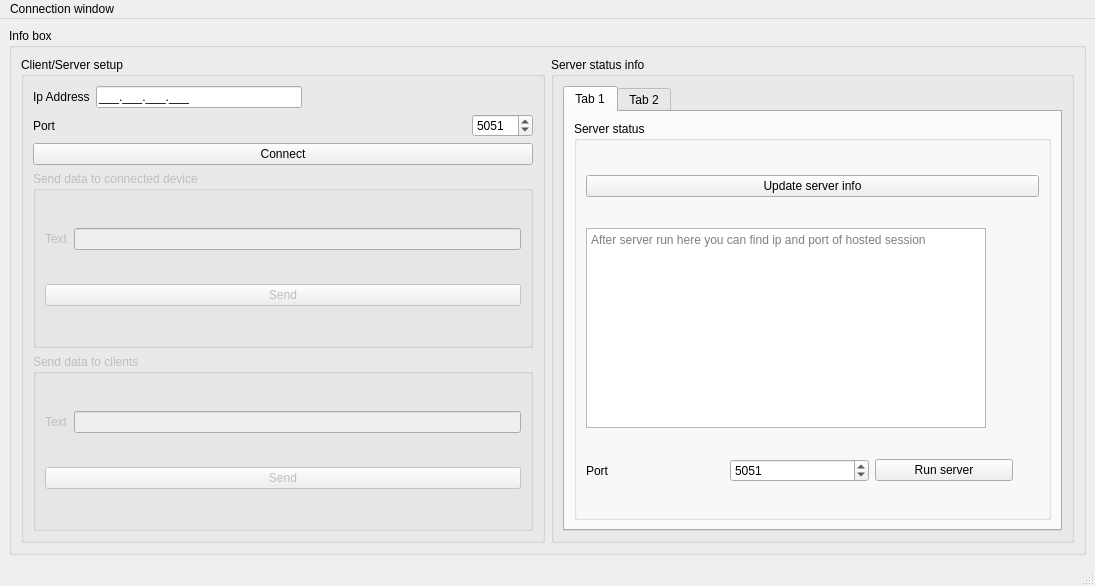
Before: the Qt Designer form app/ui/mainwindow.ui in mandmit/SurvivorsQuest, drawn with Qt 5.
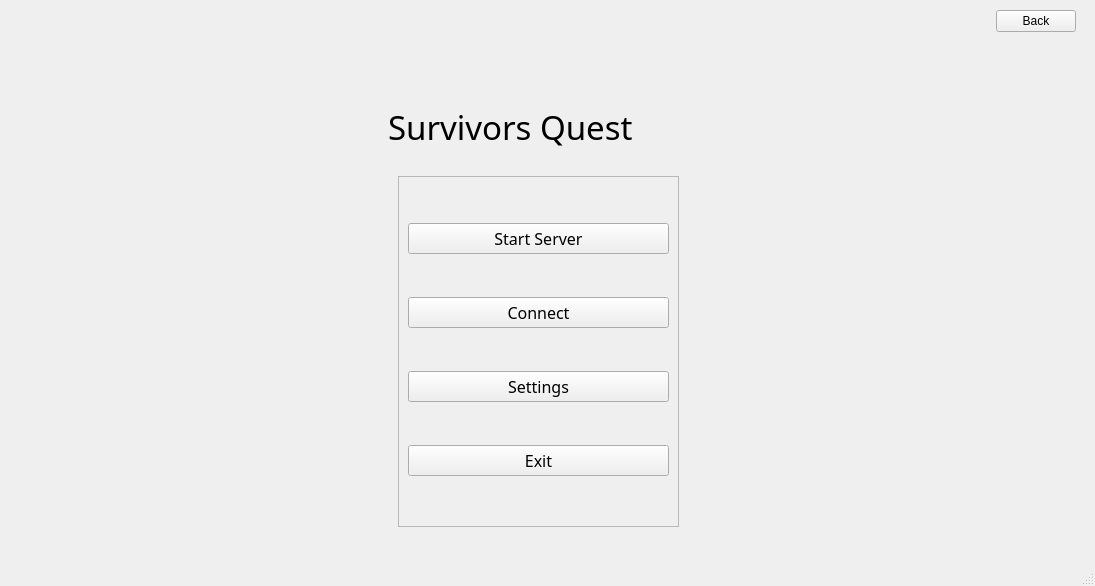
After: the same form once the commit is applied. The open tabs and pages were chosen to show the change.

Commit message: Updated demo ui. Added new menues - made initial structure of main functionality (connection to server and server creation). Added functionality to session manager and representation of connected players to session.

Diff of the .ui file:
```diff
--- a/app/ui/mainwindow.ui
+++ b/app/ui/mainwindow.ui
@@ -14,55 +14,40 @@
    <string>MainWindow</string>
   </property>
   <property name="styleSheet">
-   <string notr="true">#ClientIndicator[state = '0']{
+   <string notr="true">QLabel[state = '0']{
 	background-color: rgb(255, 0, 0);
 }
 
-#ClientIndicator[state = '1']{
+QLabel[state = '1']{
 	background-color: rgb(0, 85, 0);
 }
 
-#ServerIndicator[state = '0']{
+/*QLabel[state = '0', type = 'server']{
 	background-color: rgb(255, 0, 0);
 }
 
-#ServerIndicator[state = '1']{
+QLabel[state = '1', type = 'server']{
 	background-color: rgb(0, 85, 0);
-}</string>
+}
+*/</string>
   </property>
   <widget class="QWidget" name="centralwidget">
-   <layout class="QHBoxLayout" name="horizontalLayout_6">
+   <layout class="QVBoxLayout" name="verticalLayout_10">
     <item>
-     <widget class="QGroupBox" name="groupBox_2">
-      <property name="title">
-       <string>Info box</string>
+     <widget class="QFrame" name="horizontalFrameHeader">
+      <property name="enabled">
+       <bool>true</bool>
       </property>
-      <layout class="QHBoxLayout" name="horizontalLayout_9">
-       <item>
-        <widget class="QGroupBox" name="groupBox">
-         <property name="title">
-          <string>Client/Server setup</string>
-         </property>
-         <layout class="QVBoxLayout" name="verticalLayout_2">
-          <item>
-           <layout class="QHBoxLayout" name="horizontalLayout">
-            <item>
-             <widget class="QLabel" name="IpAddressLabel">
-              <property name="text">
-               <string>Ip Address</string>
-              </property>
-             </widget>
-            </item>
-            <item>
-             <widget class="QLineEdit" name="ClientIpAddress">
-              <property name="inputMask">
-               <string>000.000.000.000;_</string>
-              </property>
-              <property name="state" stdset="0">
-               <string>0</string>
-              </property>
-             </widget>
-            </item>
+      <layout class="QHBoxLayout" name="horizontalLayoutHeader">
+       <property name="leftMargin">
+        <number>10</number>
+       </property>
+       <property name="topMargin">
+        <number>1</number>
+       </property>
+       <property name="rightMargin">
+        <number>10</number>
+       </property>
             <item>
              <spacer name="horizontalSpacer">
               <property name="orientation">
@@ -77,171 +62,217 @@
              </spacer>
             </item>
             <item>
-             <widget class="QLabel" name="ClientIndicator">
-              <property name="minimumSize">
-               <size>
-                <width>20</width>
-                <height>20</height>
-               </size>
-              </property>
-              <property name="maximumSize">
-               <size>
-                <width>20</width>
-                <height>20</height>
-               </size>
-              </property>
+        <widget class="QPushButton" name="backBtn">
               <property name="text">
-               <string/>
-              </property>
-              <property name="state" stdset="0">
-               <string>0</string>
-              </property>
+          <string>Back</string>
+         </property>
              </widget>
             </item>
            </layout>
+     </widget>
           </item>
           <item>
-           <layout class="QHBoxLayout" name="horizontalLayout_3">
+     <widget class="QStackedWidget" name="mainWindowStackedWidget">
+      <property name="frameShape">
+       <enum>QFrame::Shape::NoFrame</enum>
+      </property>
+      <property name="frameShadow">
+       <enum>QFrame::Shadow::Plain</enum>
+      </property>
+      <property name="currentIndex">
+       <number>1</number>
+      </property>
+      <widget class="QWidget" name="mainPage">
+       <layout class="QVBoxLayout" name="verticalLayout">
             <item>
-             <widget class="QLabel" name="ClientPortLabel">
+         <widget class="QFrame" name="mainMenuFrame">
+          <widget class="QLabel" name="gameName">
+           <property name="geometry">
+            <rect>
+             <x>370</x>
+             <y>40</y>
+             <width>311</width>
+             <height>61</height>
+            </rect>
+           </property>
+           <property name="font">
+            <font>
+             <family>Unispace</family>
+             <pointsize>25</pointsize>
+            </font>
+           </property>
               <property name="text">
-               <string>Port</string>
-              </property>
-             </widget>
-            </item>
-            <item>
-             <spacer name="horizontalSpacer_2">
-              <property name="orientation">
-               <enum>Qt::Orientation::Horizontal</enum>
-              </property>
-              <property name="sizeHint" stdset="0">
-               <size>
-                <width>40</width>
-                <height>20</height>
-               </size>
-              </property>
-             </spacer>
-            </item>
+            <string>Survivors Quest</string>
+           </property>
+          </widget>
+          <widget class="QFrame" name="menuFrame">
+           <property name="geometry">
+            <rect>
+             <x>380</x>
+             <y>120</y>
+             <width>281</width>
+             <height>351</height>
+            </rect>
+           </property>
+           <property name="frameShape">
+            <enum>QFrame::Shape::StyledPanel</enum>
+           </property>
+           <property name="frameShadow">
+            <enum>QFrame::Shadow::Raised</enum>
+           </property>
+           <layout class="QVBoxLayout" name="verticalLayout_2">
             <item>
-             <widget class="QSpinBox" name="ClientPort">
-              <property name="minimum">
-               <number>1024</number>
+             <widget class="QPushButton" name="startServerPushButton">
+              <property name="font">
+               <font>
+                <family>Unispace</family>
+                <pointsize>12</pointsize>
+                <italic>false</italic>
+                <bold>false</bold>
+                <underline>false</underline>
+                <strikeout>false</strikeout>
+                <kerning>true</kerning>
+               </font>
               </property>
-              <property name="maximum">
-               <number>65535</number>
+              <property name="toolTipDuration">
+               <number>2</number>
               </property>
-              <property name="value">
-               <number>5051</number>
+              <property name="whatsThis">
+               <string>Start dedicated server</string>
               </property>
+              <property name="text">
+               <string>Start Server</string>
+              </property>
+              <property name="checkable">
+               <bool>false</bool>
+              </property>
+              <property name="checked">
+               <bool>false</bool>
+              </property>
+              <property name="flat">
+               <bool>false</bool>
+              </property>
              </widget>
             </item>
-           </layout>
-          </item>
           <item>
-           <widget class="QPushButton" name="BtnConnect">
+             <widget class="QPushButton" name="connectPushButton">
+              <property name="font">
+               <font>
+                <family>Unispace</family>
+                <pointsize>12</pointsize>
+                <italic>false</italic>
+                <bold>false</bold>
+                <underline>false</underline>
+                <strikeout>false</strikeout>
+                <kerning>true</kerning>
+               </font>
+              </property>
+              <property name="toolTipDuration">
+               <number>2</number>
+              </property>
+              <property name="whatsThis">
+               <string>Connect to the other server</string>
+              </property>
             <property name="text">
              <string>Connect</string>
             </property>
-           </widget>
-          </item>
-          <item>
-           <widget class="QGroupBox" name="ClientSendData_GroupBox">
-            <property name="enabled">
+              <property name="checkable">
              <bool>false</bool>
             </property>
-            <property name="title">
-             <string>Send data to connected device</string>
-            </property>
-            <layout class="QVBoxLayout" name="verticalLayout_3">
-             <item>
-              <layout class="QHBoxLayout" name="horizontalLayout_4">
-               <item>
-                <widget class="QLabel" name="ClientTextLabel">
-                 <property name="text">
-                  <string>Text</string>
+              <property name="checked">
+               <bool>false</bool>
+              </property>
+              <property name="flat">
+               <bool>false</bool>
                  </property>
                 </widget>
                </item>
                <item>
-                <widget class="QLineEdit" name="ClientTextToSend">
-                 <property name="inputMask">
-                  <string/>
-                 </property>
-                 <property name="state" stdset="0">
-                  <string>0</string>
-                 </property>
-                </widget>
-               </item>
-              </layout>
-             </item>
-             <item>
-              <widget class="QPushButton" name="BtnClientSend">
+             <widget class="QPushButton" name="settingsPushButton">
+              <property name="font">
+               <font>
+                <family>Unispace</family>
+                <pointsize>12</pointsize>
+                <italic>false</italic>
+                <bold>false</bold>
+                <underline>false</underline>
+                <strikeout>false</strikeout>
+                <kerning>true</kerning>
+               </font>
+              </property>
+              <property name="toolTipDuration">
+               <number>2</number>
+              </property>
+              <property name="whatsThis">
+               <string>App settings</string>
+              </property>
                <property name="text">
-                <string>Send</string>
-               </property>
-              </widget>
-             </item>
-            </layout>
-           </widget>
-          </item>
-          <item>
-           <widget class="QGroupBox" name="ServerSendData_GroupBox">
-            <property name="enabled">
+               <string>Settings</string>
+              </property>
+              <property name="checkable">
              <bool>false</bool>
             </property>
-            <property name="title">
-             <string>Send data to clients</string>
-            </property>
-            <layout class="QVBoxLayout" name="verticalLayout_6">
-             <item>
-              <layout class="QHBoxLayout" name="horizontalLayout_5">
-               <item>
-                <widget class="QLabel" name="ServerTextLabel">
-                 <property name="text">
-                  <string>Text</string>
+              <property name="checked">
+               <bool>false</bool>
+              </property>
+              <property name="flat">
+               <bool>false</bool>
                  </property>
                 </widget>
                </item>
                <item>
-                <widget class="QLineEdit" name="ServerText"/>
-               </item>
-              </layout>
-             </item>
-             <item>
-              <widget class="QPushButton" name="BtnServerSend">
+             <widget class="QPushButton" name="exitPushButton">
+              <property name="font">
+               <font>
+                <family>Unispace</family>
+                <pointsize>12</pointsize>
+                <italic>false</italic>
+                <bold>false</bold>
+                <underline>false</underline>
+                <strikeout>false</strikeout>
+                <kerning>true</kerning>
+               </font>
+              </property>
                <property name="text">
-                <string>Send</string>
-               </property>
+               <string>Exit</string>
+              </property>
+              <property name="checkable">
+               <bool>false</bool>
+              </property>
+              <property name="checked">
+               <bool>false</bool>
+              </property>
+              <property name="flat">
+               <bool>false</bool>
+              </property>
               </widget>
              </item>
             </layout>
            </widget>
+         </widget>
           </item>
          </layout>
         </widget>
-       </item>
+      <widget class="QWidget" name="setupServerPage">
+       <layout class="QVBoxLayout" name="verticalLayout_11">
        <item>
-        <widget class="QGroupBox" name="groupBox_3">
-         <property name="title">
-          <string>Server status info</string>
-         </property>
+         <widget class="QFrame" name="connectionFrame">
          <layout class="QVBoxLayout" name="verticalLayout_4">
           <item>
-           <widget class="QTabWidget" name="tabWidget">
-            <property name="currentIndex">
-             <number>0</number>
-            </property>
-            <widget class="QWidget" name="tab_3">
-             <attribute name="title">
-              <string>Tab 1</string>
-             </attribute>
-             <layout class="QVBoxLayout" name="verticalLayout_7">
+            <widget class="QFrame" name="frame_2">
+             <property name="frameShape">
+              <enum>QFrame::Shape::StyledPanel</enum>
+             </property>
+             <property name="frameShadow">
+              <enum>QFrame::Shadow::Raised</enum>
+             </property>
+             <layout class="QHBoxLayout" name="horizontalLayout_4">
               <item>
-               <widget class="QGroupBox" name="groupBox_4">
+               <widget class="QGroupBox" name="groupBox_6">
                 <property name="title">
                  <string>Server status</string>
                 </property>
-                <layout class="QVBoxLayout" name="verticalLayout_5">
+                <layout class="QVBoxLayout" name="verticalLayout_14">
                  <item>
                   <widget class="QPushButton" name="BtnUpdateServInfo">
                    <property name="text">
@@ -250,25 +281,23 @@
                   </widget>
                  </item>
                  <item>
-                  <widget class="QPlainTextEdit" name="ServerRunInfo">
-                   <property name="maximumSize">
-                    <size>
-                     <width>400</width>
-                     <height>200</height>
-                    </size>
-                   </property>
-                   <property name="readOnly">
-                    <bool>true</bool>
-                   </property>
-                   <property name="placeholderText">
-                    <string>After server run here you can find ip and port of hosted session</string>
+                  <layout class="QHBoxLayout" name="horizontalLayout_5">
+                   <item>
+                    <widget class="QListWidget" name="LstConsole"/>
+                   </item>
+                   <item>
+                    <widget class="QPushButton" name="BtnClearConsole">
+                     <property name="text">
+                      <string>Clear</string>
                    </property>
                   </widget>
                  </item>
+                  </layout>
+                 </item>
                  <item>
-                  <layout class="QHBoxLayout" name="horizontalLayout_7">
+                  <layout class="QHBoxLayout" name="horizontalLayout_8">
                    <item>
-                    <widget class="QLabel" name="ServerPortLabel">
+                    <widget class="QLabel" name="ServerPortLabel_2">
                      <property name="text">
                       <string>Port</string>
                      </property>
@@ -321,56 +350,214 @@
                 </layout>
                </widget>
               </item>
-             </layout>
-            </widget>
-            <widget class="QWidget" name="tab_4">
+              <item>
+               <widget class="QFrame" name="frame_3">
+                <property name="frameShape">
+                 <enum>QFrame::Shape::StyledPanel</enum>
+                </property>
+                <property name="frameShadow">
+                 <enum>QFrame::Shadow::Raised</enum>
+                </property>
+                <layout class="QVBoxLayout" name="verticalLayout_6">
+                 <item>
+                  <widget class="QListView" name="connectedPlayersListView"/>
+                 </item>
+                 <item>
+                  <widget class="QPushButton" name="startGamePushButton">
+                   <property name="text">
+                    <string>Start Game</string>
+                   </property>
+                  </widget>
+                 </item>
+                </layout>
+               </widget>
+              </item>
+             </layout>
+            </widget>
+           </item>
+          </layout>
+         </widget>
+        </item>
+       </layout>
+      </widget>
+      <widget class="QWidget" name="setupClientPage">
+       <layout class="QVBoxLayout" name="verticalLayout_9">
+        <item>
+         <widget class="QFrame" name="frame">
+          <widget class="QGroupBox" name="clientSetupGroupBox">
+           <property name="geometry">
+            <rect>
+             <x>370</x>
+             <y>120</y>
+             <width>321</width>
+             <height>181</height>
+            </rect>
+           </property>
+           <property name="title">
+            <string>Client setup</string>
+           </property>
+           <layout class="QVBoxLayout" name="verticalLayout_17">
+            <item>
+             <layout class="QHBoxLayout" name="horizontalLayout_2">
+              <item>
+               <widget class="QLabel" name="IpAddressLabel_2">
+                <property name="text">
+                 <string>Ip Address</string>
+                </property>
+               </widget>
+              </item>
+              <item>
+               <widget class="QLineEdit" name="ClientIpAddress">
+                <property name="inputMask">
+                 <string>000.000.000.000;_</string>
+                </property>
+                <property name="state" stdset="0">
+                 <string>0</string>
+                </property>
+               </widget>
+              </item>
+              <item>
+               <spacer name="horizontalSpacer_3">
+                <property name="orientation">
+                 <enum>Qt::Orientation::Horizontal</enum>
+                </property>
+                <property name="sizeHint" stdset="0">
+                 <size>
+                  <width>40</width>
+                  <height>20</height>
+                 </size>
+                </property>
+               </spacer>
+              </item>
+              <item>
+               <widget class="QLabel" name="ClientIndicator">
+                <property name="minimumSize">
+                 <size>
+                  <width>20</width>
+                  <height>20</height>
+                 </size>
+                </property>
+                <property name="maximumSize">
+                 <size>
+                  <width>20</width>
+                  <height>20</height>
+                 </size>
+                </property>
+                <property name="text">
+                 <string/>
+                </property>
+                <property name="state" stdset="0">
+                 <string>0</string>
+                </property>
+               </widget>
+              </item>
+             </layout>
+            </item>
+            <item>
+             <layout class="QHBoxLayout" name="horizontalLayout_6">
+              <item>
+               <widget class="QLabel" name="ClientPortLabel_2">
+                <property name="text">
+                 <string>Port</string>
+                </property>
+               </widget>
+              </item>
+              <item>
+               <spacer name="horizontalSpacer_4">
+                <property name="orientation">
+                 <enum>Qt::Orientation::Horizontal</enum>
+                </property>
+                <property name="sizeHint" stdset="0">
+                 <size>
+                  <width>40</width>
+                  <height>20</height>
+                 </size>
+                </property>
+               </spacer>
+              </item>
+              <item>
+               <widget class="QSpinBox" name="ClientPort">
+                <property name="minimum">
+                 <number>1024</number>
+                </property>
+                <property name="maximum">
+                 <number>65535</number>
+                </property>
+                <property name="value">
+                 <number>5051</number>
+                </property>
+               </widget>
+              </item>
+             </layout>
+            </item>
+            <item>
+             <widget class="QPushButton" name="clientConnectBtn">
+              <property name="text">
+               <string>Connect</string>
+              </property>
+             </widget>
+            </item>
+           </layout>
+          </widget>
+         </widget>
+        </item>
+       </layout>
+      </widget>
+      <widget class="QWidget" name="gameSessionPage">
+       <layout class="QVBoxLayout" name="verticalLayout_3">
+        <item>
+         <widget class="QFrame" name="playersFrame">
+          <property name="frameShape">
+           <enum>QFrame::Shape::StyledPanel</enum>
+          </property>
+          <property name="frameShadow">
+           <enum>QFrame::Shadow::Raised</enum>
+          </property>
+          <layout class="QHBoxLayout" name="horizontalLayout">
+           <item>
+            <widget class="QWidget" name="widget" native="true">
+             <layout class="QHBoxLayout" name="horizontalLayout_3">
+              <item>
+               <widget class="QTableWidget" name="localPlayerWidgetTable"/>
+              </item>
+             </layout>
+            </widget>
+           </item>
+           <item>
+            <widget class="QTabWidget" name="playersTabWidget">
+             <property name="cursor">
+              <cursorShape>CrossCursor</cursorShape>
+             </property>
+             <property name="tabPosition">
+              <enum>QTabWidget::TabPosition::North</enum>
+             </property>
+             <property name="tabShape">
+              <enum>QTabWidget::TabShape::Rounded</enum>
+             </property>
+             <property name="currentIndex">
+              <number>0</number>
+             </property>
+             <widget class="QWidget" name="Player_1">
+              <attribute name="title">
+               <string>Tab 1</string>
+              </attribute>
+             </widget>
+             <widget class="QWidget" name="Player_2">
              <attribute name="title">
               <string>Tab 2</string>
              </attribute>
-             <layout class="QVBoxLayout" name="verticalLayout_8">
-              <item>
-               <layout class="QVBoxLayout" name="verticalLayout">
-                <item>
-                 <widget class="QListWidget" name="LstConsole"/>
-                </item>
-                <item>
-                 <widget class="QPushButton" name="BtnClearConsole">
-                  <property name="text">
-                   <string>Clear</string>
-                  </property>
-                 </widget>
-                </item>
-               </layout>
-              </item>
-             </layout>
+             </widget>
             </widget>
-           </widget>
           </item>
          </layout>
         </widget>
        </item>
       </layout>
      </widget>
+     </widget>
     </item>
    </layout>
   </widget>
-  <widget class="QMenuBar" name="menubar">
-   <property name="geometry">
-    <rect>
-     <x>0</x>
-     <y>0</y>
-     <width>1095</width>
-     <height>21</height>
-    </rect>
-   </property>
-   <widget class="QMenu" name="menuConnection_window">
-    <property name="title">
-     <string>Connection window</string>
-    </property>
-    <addaction name="actionCheck_player_info_tab"/>
-   </widget>
-   <addaction name="menuConnection_window"/>
-  </widget>
   <widget class="QStatusBar" name="statusbar"/>
   <action name="actionCheck_player_info_tab">
    <property name="text">
```
Lines whose indentation alone changed are shown as unchanged. The commit also changes 11 other files.
